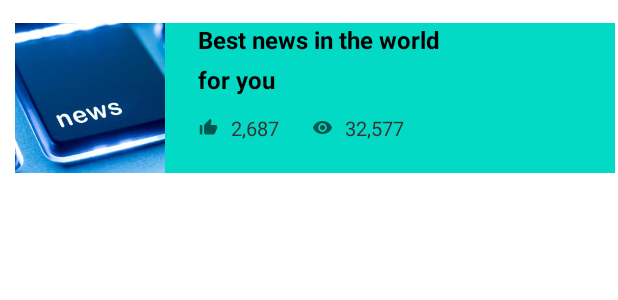
After one commit to Tornike222/Finals, an Android app: the layout news_post.xml on its own in the app's theme, with its tools: preview values and no code run, on a phone screen of 412 x 824 dp. The commit adds this screen. Shown: the top 300 px of the screen. Run offline under Robolectric (Android 15) with nearby library versions, the phone set to English and light mode, and no system bars.

Commit message:
recycler view davamatee #tornike

```diff
--- a/app/build.gradle
+++ b/app/build.gradle
@@ -37,7 +37,10 @@ android {
 }
 
 dependencies {
-
+    implementation 'androidx.cardview:cardview:1.0.0'
+    implementation "androidx.recyclerview:recyclerview:1.1.0"
+    implementation 'com.github.bumptech.glide:glide:4.12.0'
+    annotationProcessor 'com.github.bumptech.glide:compiler:4.12.0'
     implementation 'androidx.core:core-ktx:1.7.0'
     implementation 'androidx.appcompat:appcompat:1.4.0'
     implementation 'com.google.android.material:material:1.4.0'
--- /dev/null
+++ b/app/src/main/res/drawable/ic_baseline_remove_red_eye_24.xml
@@ -0,0 +1,10 @@
+<vector xmlns:android="http://schemas.android.com/apk/res/android"
+    android:width="24dp"
+    android:height="24dp"
+    android:viewportWidth="24"
+    android:viewportHeight="24"
+    android:tint="?attr/colorControlNormal">
+  <path
+      android:fillColor="@android:color/white"
+      android:pathData="M12,4.5C7,4.5 2.73,7.61 1,12c1.73,4.39 6,7.5 11,7.5s9.27,-3.11 11,-7.5c-1.73,-4.39 -6,-7.5 -11,-7.5zM12,17c-2.76,0 -5,-2.24 -5,-5s2.24,-5 5,-5 5,2.24 5,5 -2.24,5 -5,5zM12,9c-1.66,0 -3,1.34 -3,3s1.34,3 3,3 3,-1.34 3,-3 -1.34,-3 -3,-3z"/>
+</vector>
--- /dev/null
+++ b/app/src/main/res/drawable/ic_baseline_thumb_up_alt_24.xml
@@ -0,0 +1,10 @@
+<vector xmlns:android="http://schemas.android.com/apk/res/android"
+    android:width="24dp"
+    android:height="24dp"
+    android:viewportWidth="24"
+    android:viewportHeight="24"
+    android:tint="?attr/colorControlNormal">
+  <path
+      android:fillColor="@android:color/white"
+      android:pathData="M2,20h2c0.55,0 1,-0.45 1,-1v-9c0,-0.55 -0.45,-1 -1,-1L2,9v11zM21.83,12.88c0.11,-0.25 0.17,-0.52 0.17,-0.8L22,11c0,-1.1 -0.9,-2 -2,-2h-5.5l0.92,-4.65c0.05,-0.22 0.02,-0.46 -0.08,-0.66 -0.23,-0.45 -0.52,-0.86 -0.88,-1.22L14,2 7.59,8.41C7.21,8.79 7,9.3 7,9.83v7.84C7,18.95 8.05,20 9.34,20h8.11c0.7,0 1.36,-0.37 1.72,-0.97l2.66,-6.15z"/>
+</vector>
--- /dev/null
+++ b/app/src/main/res/layout/news_post.xml
@@ -0,0 +1,94 @@
+<?xml version="1.0" encoding="utf-8"?>
+<LinearLayout xmlns:android="http://schemas.android.com/apk/res/android"
+    android:layout_width="match_parent"
+    android:layout_height="wrap_content">
+    <LinearLayout
+        android:layout_width="400dp"
+        android:layout_height="100dp"
+        android:background="@color/teal_200"
+        android:layout_marginTop="15dp"
+        android:layout_marginLeft="10dp"
+        android:layout_marginRight="10dp"
+        android:orientation="horizontal">
+
+        <ImageView
+            android:id="@+id/imageView"
+            android:layout_width="100dp"
+            android:layout_height="100dp"
+            android:scaleType="centerCrop"
+            android:src="@drawable/img" />
+
+        <LinearLayout
+            android:layout_width="match_parent"
+            android:layout_height="wrap_content"
+            android:layout_marginLeft="22dp"
+            android:orientation="vertical">
+
+            <TextView
+                android:id="@+id/textView"
+                android:layout_width="wrap_content"
+                android:layout_height="wrap_content"
+                android:lineSpacingExtra="8sp"
+                android:text="Best news in the world\nfor you"
+                android:textColor="@color/black"
+                android:textSize="16sp"
+                android:textStyle="bold" />
+
+            <LinearLayout
+                android:layout_width="match_parent"
+                android:layout_height="wrap_content"
+                android:layout_marginTop="12dp"
+                android:orientation="horizontal">
+
+                <LinearLayout
+                    android:layout_width="wrap_content"
+                    android:layout_height="wrap_content"
+                    android:layout_gravity="center"
+                    android:orientation="horizontal">
+
+                    <ImageView
+                        android:layout_width="14dp"
+                        android:layout_height="14dp"
+                        android:layout_gravity="center"
+                        android:src="@drawable/ic_baseline_thumb_up_alt_24" />
+
+
+                    <TextView
+                        android:layout_width="wrap_content"
+                        android:layout_height="wrap_content"
+                        android:layout_marginLeft="8dp"
+                        android:lineSpacingExtra="7sp"
+                        android:text="2,687"
+                        android:textColor="#333333"
+                        android:textSize="13sp" />
+
+                </LinearLayout>
+
+                <LinearLayout
+                    android:layout_width="wrap_content"
+                    android:layout_height="wrap_content"
+                    android:layout_gravity="center"
+                    android:layout_marginLeft="22dp"
+                    android:layout_weight="1"
+                    android:orientation="horizontal">
+
+                    <ImageView
+                        android:layout_width="14dp"
+                        android:layout_height="14dp"
+                        android:layout_gravity="center"
+                        android:src="@drawable/ic_baseline_remove_red_eye_24" />
+
+
+                    <TextView
+                        android:layout_width="wrap_content"
+                        android:layout_height="wrap_content"
+                        android:layout_marginLeft="8dp"
+                        android:lineSpacingExtra="7sp"
+                        android:text="32,577"
+                        android:textColor="#333333"
+                        android:textSize="13sp" />
+                </LinearLayout>
+            </LinearLayout>
+        </LinearLayout>
+    </LinearLayout>
+</LinearLayout>
```
Also changed, not shown: app/src/main/java/com/example/afinal/NavFragments/HomeFragment.kt (+45 -0 lines), app/src/main/java/com/example/afinal/Posts.kt (added, +7 -0 lines), app/src/main/java/com/example/afinal/RecyclerViewPersonAdapter.kt (added, +45 -0 lines), app/src/main/res/drawable/ic_baseline_add_circle_24.xml (added, +10 -0 lines), app/src/main/res/drawable/menu/bottom_nav.xml (added, +9 -0 lines), app/src/main/res/layout/fragment_home.xml (+16 -3 lines), app/src/main/res/drawable/img.png (added).
